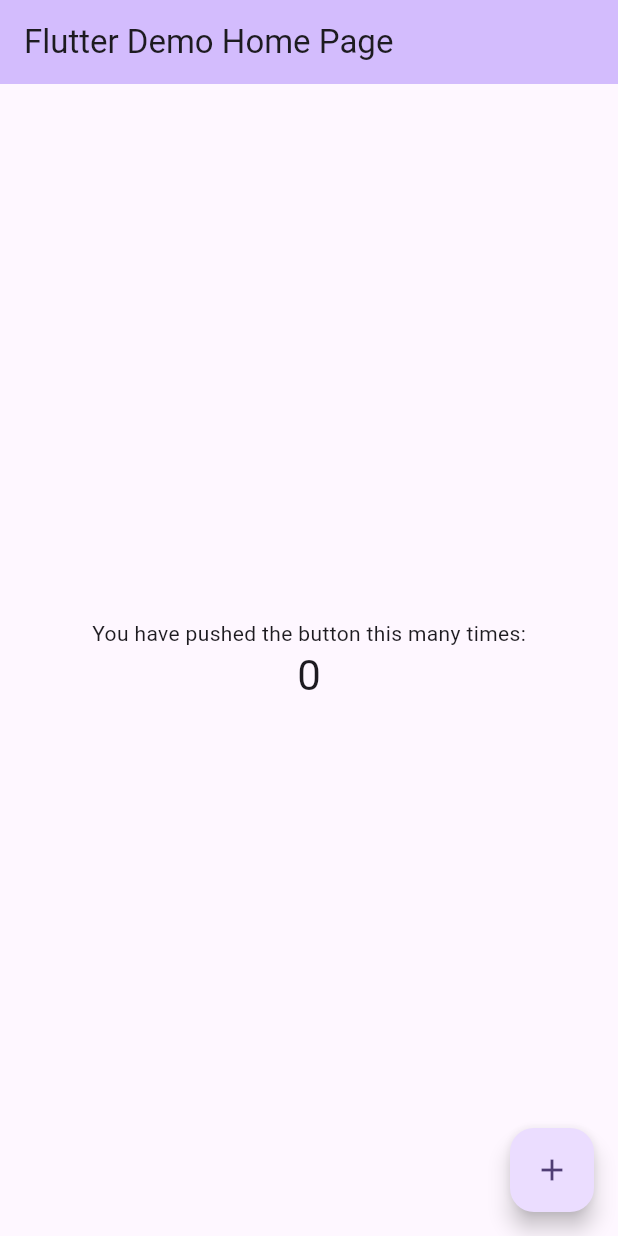
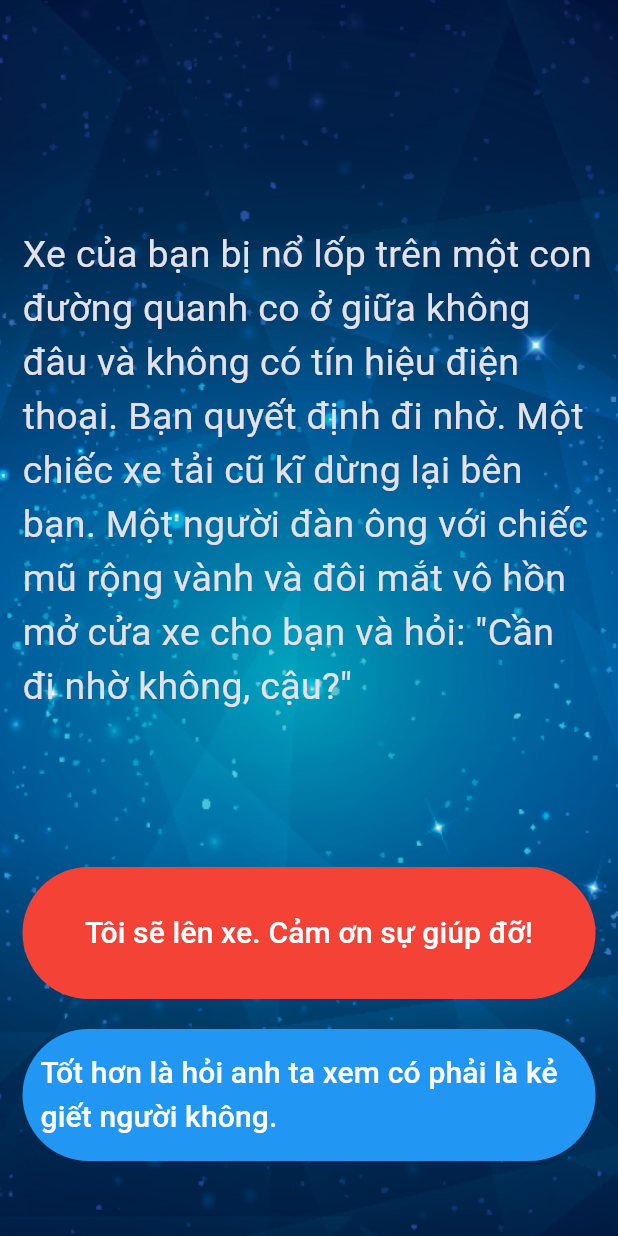
Before and after one commit to ngochoa203/destini, a Flutter app: the screen it shows after launch, on a phone screen of 412 x 824 dp. Run offline on Flutter 3.47's test engine with Material 3 defaults, Android fonts, the phone set to English and light mode, and no system bars.

Commit message:
First commit

```diff
--- a/lib/main.dart
+++ b/lib/main.dart
@@ -1,125 +1,103 @@
 import 'package:flutter/material.dart';
+import 'story_brain.dart';
 
-void main() {
-  runApp(const MyApp());
-}
+void main() => runApp(Destini());
 
-class MyApp extends StatelessWidget {
-  const MyApp({super.key});
-
-  // This widget is the root of your application.
+class Destini extends StatelessWidget {
   @override
   Widget build(BuildContext context) {
     return MaterialApp(
-      title: 'Flutter Demo',
-      theme: ThemeData(
-        // This is the theme of your application.
-        //
-        // TRY THIS: Try running your application with "flutter run". You'll see
-        // the application has a purple toolbar. Then, without quitting the app,
-        // try changing the seedColor in the colorScheme below to Colors.green
-        // and then invoke "hot reload" (save your changes or press the "hot
-        // reload" button in a Flutter-supported IDE, or press "r" if you used
-        // the command line to start the app).
-        //
-        // Notice that the counter didn't reset back to zero; the application
-        // state is not lost during the reload. To reset the state, use hot
-        // restart instead.
-        //
-        // This works for code too, not just values: Most code changes can be
-        // tested with just a hot reload.
-        colorScheme: ColorScheme.fromSeed(seedColor: Colors.deepPurple),
-        useMaterial3: true,
-      ),
-      home: const MyHomePage(title: 'Flutter Demo Home Page'),
+      theme: ThemeData.dark(),
+      home: StoryPage(),
     );
   }
 }
 
-class MyHomePage extends StatefulWidget {
-  const MyHomePage({super.key, required this.title});
+StoryBrain storyBrain = StoryBrain();
 
-  // This widget is the home page of your application. It is stateful, meaning
-  // that it has a State object (defined below) that contains fields that affect
-  // how it looks.
-
-  // This class is the configuration for the state. It holds the values (in this
-  // case the title) provided by the parent (in this case the App widget) and
-  // used by the build method of the State. Fields in a Widget subclass are
-  // always marked "final".
-
-  final String title;
-
+class StoryPage extends StatefulWidget {
   @override
-  State<MyHomePage> createState() => _MyHomePageState();
+  _StoryPageState createState() => _StoryPageState();
 }
 
-class _MyHomePageState extends State<MyHomePage> {
-  int _counter = 0;
-
-  void _incrementCounter() {
-    setState(() {
-      // This call to setState tells the Flutter framework that something has
-      // changed in this State, which causes it to rerun the build method below
-      // so that the display can reflect the updated values. If we changed
-      // _counter without calling setState(), then the build method would not be
-      // called again, and so nothing would appear to happen.
-      _counter++;
-    });
-  }
-
+class _StoryPageState extends State<StoryPage> {
   @override
   Widget build(BuildContext context) {
-    // This method is rerun every time setState is called, for instance as done
-    // by the _incrementCounter method above.
-    //
-    // The Flutter framework has been optimized to make rerunning build methods
-    // fast, so that you can just rebuild anything that needs updating rather
-    // than having to individually change instances of widgets.
     return Scaffold(
-      appBar: AppBar(
-        // TRY THIS: Try changing the color here to a specific color (to
-        // Colors.amber, perhaps?) and trigger a hot reload to see the AppBar
-        // change color while the other colors stay the same.
-        backgroundColor: Theme.of(context).colorScheme.inversePrimary,
-        // Here we take the value from the MyHomePage object that was created by
-        // the App.build method, and use it to set our appbar title.
-        title: Text(widget.title),
+      body: Container(
+        decoration: BoxDecoration(
+          image: DecorationImage(
+            image: AssetImage('assets/images/background.png'),
+            fit: BoxFit.cover,
           ),
-      body: Center(
-        // Center is a layout widget. It takes a single child and positions it
-        // in the middle of the parent.
+        ),
+        padding: EdgeInsets.symmetric(vertical: 50.0, horizontal: 15.0),
+        constraints: BoxConstraints.expand(),
+        child: SafeArea(
           child: Column(
-          // Column is also a layout widget. It takes a list of children and
-          // arranges them vertically. By default, it sizes itself to fit its
-          // children horizontally, and tries to be as tall as its parent.
-          //
-          // Column has various properties to control how it sizes itself and
-          // how it positions its children. Here we use mainAxisAlignment to
-          // center the children vertically; the main axis here is the vertical
-          // axis because Columns are vertical (the cross axis would be
-          // horizontal).
-          //
-          // TRY THIS: Invoke "debug painting" (choose the "Toggle Debug Paint"
-          // action in the IDE, or press "p" in the console), to see the
-          // wireframe for each widget.
-          mainAxisAlignment: MainAxisAlignment.center,
+            crossAxisAlignment: CrossAxisAlignment.stretch,
             children: <Widget>[
-            const Text(
-              'You have pushed the button this many times:',
+              Expanded(
+                flex: 12,
+                child: Center(
+                  child: Text(
+                    storyBrain.getStory(),
+                    style: TextStyle(
+                      fontSize: 25.0,
                     ),
-            Text(
-              '$_counter',
-              style: Theme.of(context).textTheme.headlineMedium,
+                  ),
+                ),
+              ),
+              Expanded(
+                flex: 2,
+                child: TextButton(
+                  onPressed: () {
+                    setState(() {
+                      storyBrain.nextStory(1);
+                    });
+                  },
+                  style: TextButton.styleFrom(
+                    backgroundColor: Colors.red,
+                  ),
+                  child: Text(
+                    storyBrain.getChoice1(),
+                    style: TextStyle(
+                      fontSize: 20.0,
+                      color: Colors.white,
+                    ),
+                  ),
+                ),
+              ),
+              SizedBox(
+                height: 20.0,
+              ),
+              Expanded(
+                flex: 2,
+                child: Visibility(
+                  visible: storyBrain.buttonShouldBeVisible(),
+                  child: TextButton(
+                    onPressed: () {
+                      setState(() {
+                        storyBrain.nextStory(2);
+                      });
+                    },
+                    style: TextButton.styleFrom(
+                      backgroundColor: Colors.blue,
+                    ),
+                    child: Text(
+                      storyBrain.getChoice2(),
+                      style: TextStyle(
+                        fontSize: 20.0,
+                        color: Colors.white,
+                      ),
+                    ),
+                  ),
+                ),
               ),
             ],
           ),
         ),
-      floatingActionButton: FloatingActionButton(
-        onPressed: _incrementCounter,
-        tooltip: 'Increment',
-        child: const Icon(Icons.add),
-      ), // This trailing comma makes auto-formatting nicer for build methods.
+      ),
     );
   }
 }
--- /dev/null
+++ b/lib/story_brain.dart
@@ -0,0 +1,75 @@
+import 'story.dart';
+
+class StoryBrain {
+  List<Story> _storyData = [
+    Story(
+        storyTitle:
+            'Xe của bạn bị nổ lốp trên một con đường quanh co ở giữa không đâu và không có tín hiệu điện thoại. Bạn quyết định đi nhờ. Một chiếc xe tải cũ kĩ dừng lại bên bạn. Một người đàn ông với chiếc mũ rộng vành và đôi mắt vô hồn mở cửa xe cho bạn và hỏi: "Cần đi nhờ không, cậu?"',
+        choice1: 'Tôi sẽ lên xe. Cảm ơn sự giúp đỡ!',
+        choice2: 'Tốt hơn là hỏi anh ta xem có phải là kẻ giết người không.'),
+    Story(
+        storyTitle: 'Anh ta gật đầu từ từ, không bị ảnh hưởng bởi câu hỏi.',
+        choice1: 'Ít nhất anh ta cũng thành thật. Tôi sẽ lên xe.',
+        choice2: 'Chờ đã, tôi biết cách thay lốp xe.'),
+    Story(
+        storyTitle:
+            'Khi bạn bắt đầu lái xe, người lạ bắt đầu nói về mối quan hệ của anh ta với mẹ của mình. Anh ta ngày càng tức giận. Anh ta yêu cầu bạn mở ngăn chứa đồ. Bên trong bạn tìm thấy một con dao dính máu, hai ngón tay bị cắt, và một băng cassette của Elton John. Anh ta với tay về phía ngăn chứa đồ.',
+        choice1: 'Tôi yêu Elton John! Đưa cho anh ta băng cassette.',
+        choice2: 'Là anh ta hoặc tôi! Bạn lấy con dao và đâm anh ta.'),
+    Story(
+        storyTitle:
+            'Gì vậy? Thật là một trò hề! Bạn có biết rằng tai nạn giao thông là nguyên nhân gây tử vong do tai nạn đứng thứ hai cho hầu hết các nhóm tuổi trưởng thành không?',
+        choice1: 'Bắt đầu lại',
+        choice2: ''),
+    Story(
+        storyTitle:
+            'Khi bạn đâm qua lan can và lao về phía những viên đá sắc nhọn dưới bạn, bạn suy nghĩ về sự khôn ngoan đáng ngờ của việc đâm người trong khi họ đang lái xe bạn đang ngồi.',
+        choice1: 'Bắt đầu lại',
+        choice2: ''),
+    Story(
+        storyTitle:
+            'Bạn gắn bó với kẻ giết người trong khi hát những câu của "Can you feel the love tonight". Anh ta thả bạn xuống ở thị trấn tiếp theo. Trước khi bạn đi, anh ta hỏi bạn có biết những nơi nào tốt để giấu xác không. Bạn trả lời: "Thử bến cảng".',
+        choice1: 'Bắt đầu lại',
+        choice2: '')
+  ];
+
+  int _storyNumber = 0;
+
+  String getStory() {
+    return _storyData[_storyNumber].storyTitle;
+  }
+
+  String getChoice1() {
+    return _storyData[_storyNumber].choice1;
+  }
+
+  String getChoice2() {
+    return _storyData[_storyNumber].choice2;
+  }
+
+  void nextStory(int choiceNumber) {
+    if (choiceNumber == 1 && _storyNumber == 0) {
+      _storyNumber = 2;
+    } else if (choiceNumber == 2 && _storyNumber == 0) {
+      _storyNumber = 1;
+    } else if (choiceNumber == 1 && _storyNumber == 1) {
+      _storyNumber = 2;
+    } else if (choiceNumber == 2 && _storyNumber == 1) {
+      _storyNumber = 3;
+    } else if (choiceNumber == 1 && _storyNumber == 2) {
+      _storyNumber = 5;
+    } else if (choiceNumber == 2 && _storyNumber == 2) {
+      _storyNumber = 4;
+    } else if (_storyNumber == 3 || _storyNumber == 4 || _storyNumber == 5) {
+      restart();
+    }
+  }
+
+  void restart() {
+    _storyNumber = 0;
+  }
+
+  bool buttonShouldBeVisible() {
+    return _storyNumber < 3;
+  }
+}
```
Also changed, not shown: lib/story.dart (added, +11 -0 lines), pubspec.yaml (+5 -71 lines), assets/images/background.png (added), pubspec.lock. Lines whose indentation alone changed are shown as unchanged.
